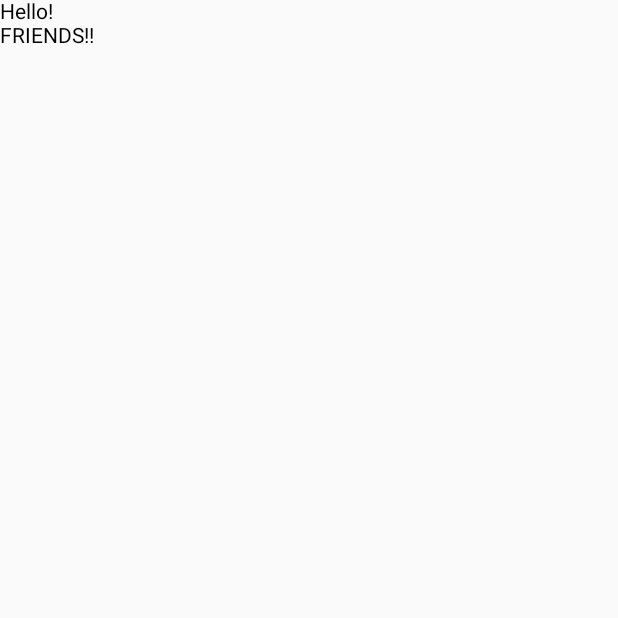
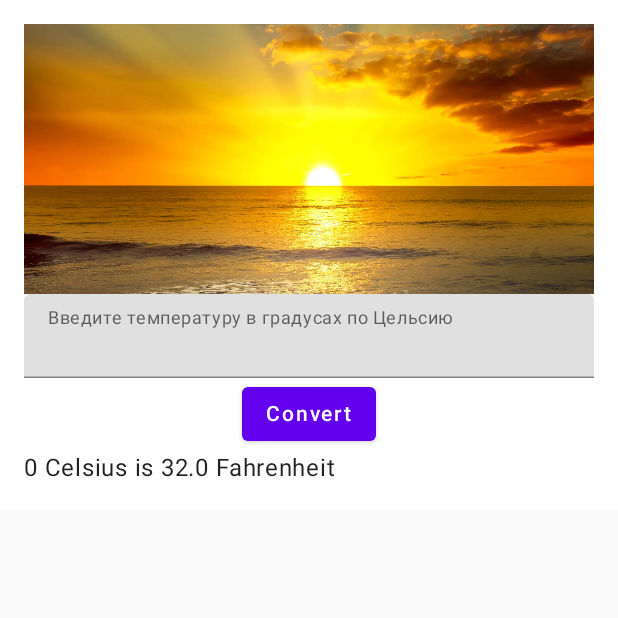
Before and after one commit to Greg2089/TemperatureConverter, an Android app built with Jetpack Compose: the screen it shows after launch (MainActivity), on a phone screen of 412 x 824 dp, the top half of it. Before the commit the part shown is almost empty. Run offline under Robolectric (Android 15) with nearby library versions, the phone set to English and light mode, and no system bars.

Commit message:
Button, EditTex, TextView в Compose

```diff
--- a/app/src/main/java/com/example/temperatureconverter/MainActivity.kt
+++ b/app/src/main/java/com/example/temperatureconverter/MainActivity.kt
@@ -1,39 +1,113 @@
 package com.example.temperatureconverter
 
 import android.os.Bundle
+import android.service.controls.templates.TemperatureControlTemplate
 import androidx.activity.ComponentActivity
 import androidx.activity.compose.setContent
+import androidx.compose.foundation.Image
+import androidx.compose.foundation.layout.Arrangement
 import androidx.compose.foundation.layout.Column
+import androidx.compose.foundation.layout.Row
+import androidx.compose.foundation.layout.fillMaxWidth
+import androidx.compose.foundation.layout.height
+import androidx.compose.foundation.layout.padding
+import androidx.compose.material.Button
+import androidx.compose.material.MaterialTheme
+import androidx.compose.material.Surface
 import androidx.compose.material.Text
+import androidx.compose.material.TextField
 import androidx.compose.runtime.Composable
+import androidx.compose.runtime.mutableStateOf
+import androidx.compose.runtime.remember
+import androidx.compose.ui.Modifier
+import androidx.compose.ui.layout.ContentScale
+import androidx.compose.ui.res.painterResource
 import androidx.compose.ui.tooling.preview.Preview
+import androidx.compose.ui.unit.dp
 
 class MainActivity : ComponentActivity() {
     override fun onCreate(savedInstanceState: Bundle?) {
         super.onCreate(savedInstanceState)
         setContent {
-            Column {
-
-                Hello("Hello!")
-                Hello("FRIENDS!!")
-
+            MaterialTheme {
+                Surface {
+                    MainActivityContent()
+                }
             }
         }
     }
-}
 
-@Composable
-fun Hello(name: String) {
-    Text(name)
-}
+    @Composable
+    fun Header(image: Int, description: String) {
+        Image(
+            painter = painterResource(image),
+            contentDescription = description,
+            modifier = Modifier
+                .height(180.dp)
+                .fillMaxWidth(),
+            contentScale = ContentScale.Crop //этот аргумент масштабирует изображение
+        )
+    }
 
-@Preview(showBackground = true)
-@Composable
-fun PreviewMyActivity() {
-    Column() {
+    @Composable
+    fun TemperatureText(celsius: Int) {
+        val fahrenheit = (celsius.toDouble() * 9 / 5) + 32
+        Text("$celsius Celsius is $fahrenheit Fahrenheit")
+    }
 
-        Hello("How")
-        Hello("are you?")
+    @Composable
+    fun ConverterButton(clicked: () -> Unit) {
+        Button(onClick = clicked) {
+            Text("Convert")
+        }
+    }
+
+    @Composable
+    fun EnterTemperature(temperature: String, changed: (String) -> Unit) {
+        TextField(
+            value = temperature,
+            label = { Text("Введите температуру в градусах по Цельсию") },
+            onValueChange = changed,
+            modifier = Modifier.fillMaxWidth()
+        )
+    }
+
+    @Composable
+    fun MainActivityContent() {
+        val celcius = remember {
+            mutableStateOf(0)
+        }
+        val newCelsius = remember {
+            mutableStateOf(" ")
+        }
+        Column(
+            modifier = Modifier
+                .padding(16.dp)
+                .fillMaxWidth()
+        ) {
+            Header(R.drawable.img, "sunrise image")
+            EnterTemperature(newCelsius.value) {
+                newCelsius.value = it
+            }
+            Row(modifier = Modifier.fillMaxWidth(), horizontalArrangement = Arrangement.Center) {
+                ConverterButton {
+                    newCelsius.value.toIntOrNull()?.let { celcius.value = it }
+
+                }
+            }
+            TemperatureText(celcius.value)
+        }
 
     }
+
+    @Preview(showBackground = true)
+    @Composable
+    fun PreviewMainActivity() {
+        MaterialTheme {
+            Surface {
+                MainActivityContent()
+            }
+
+        }
+    }
 }
--- a/app/src/main/java/com/example/temperatureconverter/ui/theme/Theme.kt
+++ b/app/src/main/java/com/example/temperatureconverter/ui/theme/Theme.kt
@@ -1,7 +1,6 @@
 package com.example.temperatureconverter.ui.theme
 
 import android.app.Activity
-import android.os.Build
 import androidx.compose.foundation.isSystemInDarkTheme
 import androidx.compose.material.MaterialTheme
 import androidx.compose.material.darkColors
@@ -9,7 +8,6 @@ import androidx.compose.material.lightColors
 import androidx.compose.runtime.Composable
 import androidx.compose.runtime.SideEffect
 import androidx.compose.ui.graphics.toArgb
-import androidx.compose.ui.platform.LocalContext
 import androidx.compose.ui.platform.LocalView
 import androidx.core.view.WindowCompat
 
```
Also changed, not shown: app/src/main/res/drawable/img.webp (added).
